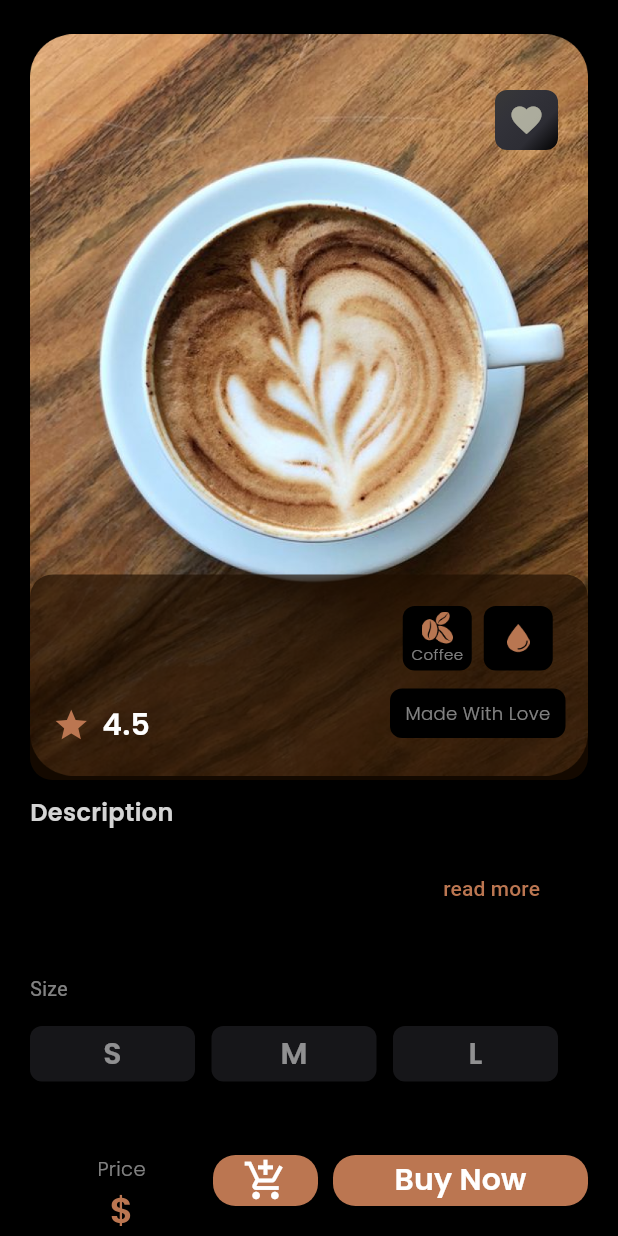
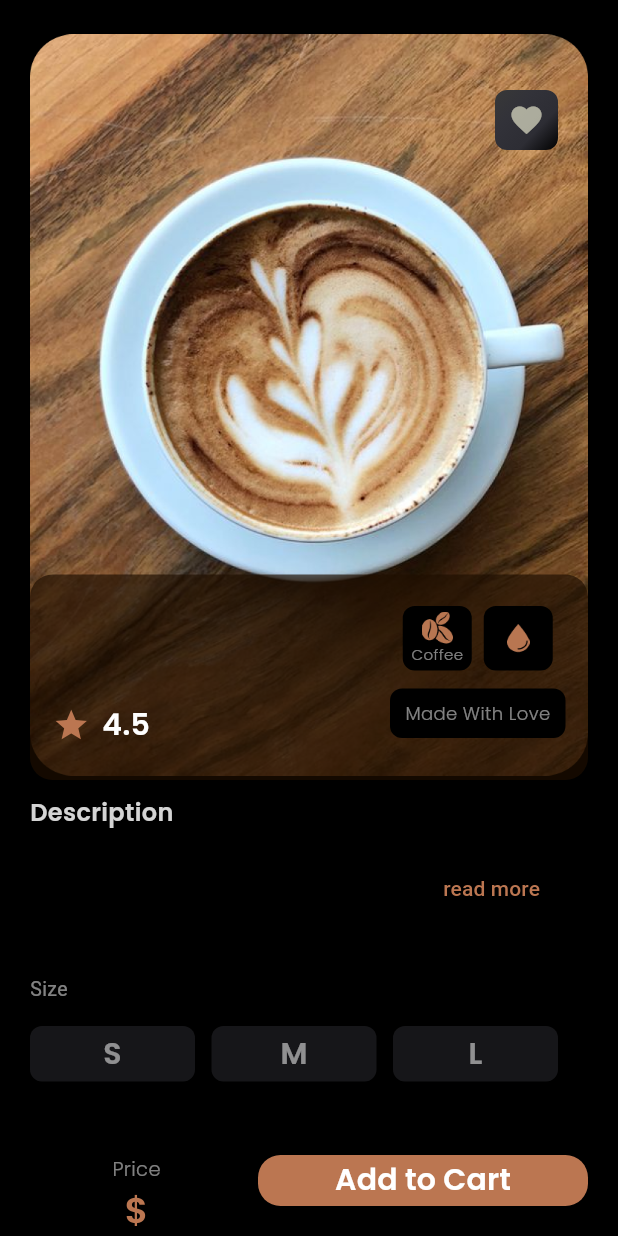
Before and after one commit to KareemAdelFaheem/E-commerce-app, a Flutter app: the ProductDetails screen opened directly with empty values, on a phone screen of 412 x 824 dp. Run offline on Flutter 3.47's test engine with Material 3 defaults, Android fonts, the phone set to English and light mode, and no system bars; our stand-ins replace cloud_firestore, firebase_auth, firebase_core, firebase_database, firebase_storage, image_picker and 3 more; missing offline and left inert: dart:ffi, mobile_scanner; accounts and stored records are empty; Roboto replaces fonts that are missing (poppinlight).

Commit message:
adding to product details

```diff
--- a/lib/Pages/ProductDetails.dart
+++ b/lib/Pages/ProductDetails.dart
@@ -468,34 +468,12 @@ class _ProductDetailsState extends State<ProductDetails> {
                   ),
                   Row(
                     children: [
-                      Container(
-                        height: 74,
-                        width: 70,
-                        decoration: BoxDecoration(
-                            borderRadius: BorderRadius.circular(15)),
-                        child: ElevatedButton(
-                            style: ButtonStyle(
-                                padding: const WidgetStatePropertyAll(
-                                    EdgeInsets.zero),
-                                backgroundColor: WidgetStatePropertyAll(
-                                    AppColors.primaryColor),
-                                shape: WidgetStatePropertyAll(
-                                    RoundedRectangleBorder(
-                                        borderRadius:
-                                            BorderRadius.circular(15)))),
-                            onPressed: () {},
-                            child: const Icon(
-                              Icons.add_shopping_cart,
-                              size: 30,
-                              color: Colors.white,
-                            )),
-                      ),
                       const SizedBox(
                         width: 10,
                       ),
                       Container(
                         height: 74,
-                        width: 170,
+                        width: 220,
                         decoration: BoxDecoration(
                             borderRadius: BorderRadius.circular(15)),
                         child: ElevatedButton(
@@ -506,9 +484,17 @@ class _ProductDetailsState extends State<ProductDetails> {
                                     RoundedRectangleBorder(
                                         borderRadius:
                                             BorderRadius.circular(15)))),
-                            onPressed: () {},
+                            onPressed: () {
+                              Auth().addToCart(
+                                  context,
+                                  FirebaseAuth.instance.currentUser!,
+                                  widget.category,
+                                  widget.name,
+                                  widget.price,
+                                  1);
+                            },
                             child: const Text(
-                              "Buy Now",
+                              "Add to Cart",
                               style: TextStyle(
                                   fontSize: 20,
                                   fontFamily: "poppins",
```
